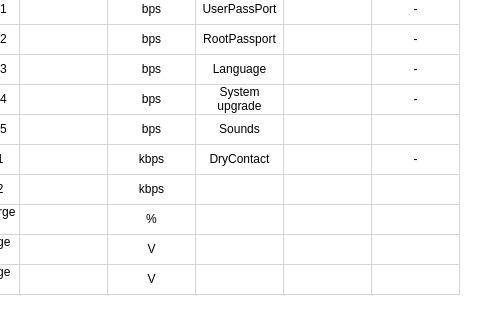
megarevolpr/MWin, file mywidget.ui: the form before one commit; both pictures show x 346 to 826 and y 124 to 444 of the 981 by 562 pixel window.
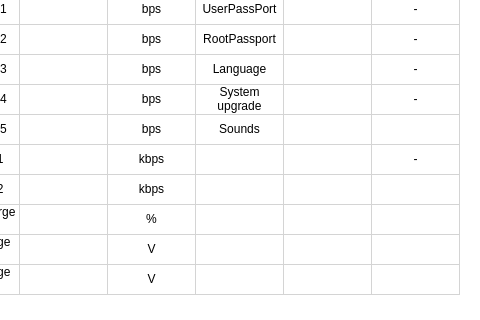
The form after the commit. The open tabs and pages were chosen to show the change. Icons and pictures are not drawn.

```diff
--- a/mywidget.ui
+++ b/mywidget.ui
@@ -567,7 +567,7 @@
               </item>
               <item row="6" column="6">
                <property name="text">
-                <string>DryContact</string>
+                <string/>
                </property>
                <property name="textAlignment">
                 <set>AlignCenter</set>
```
Left out of the diff: 6 changed lines with no effect on the pictures.
